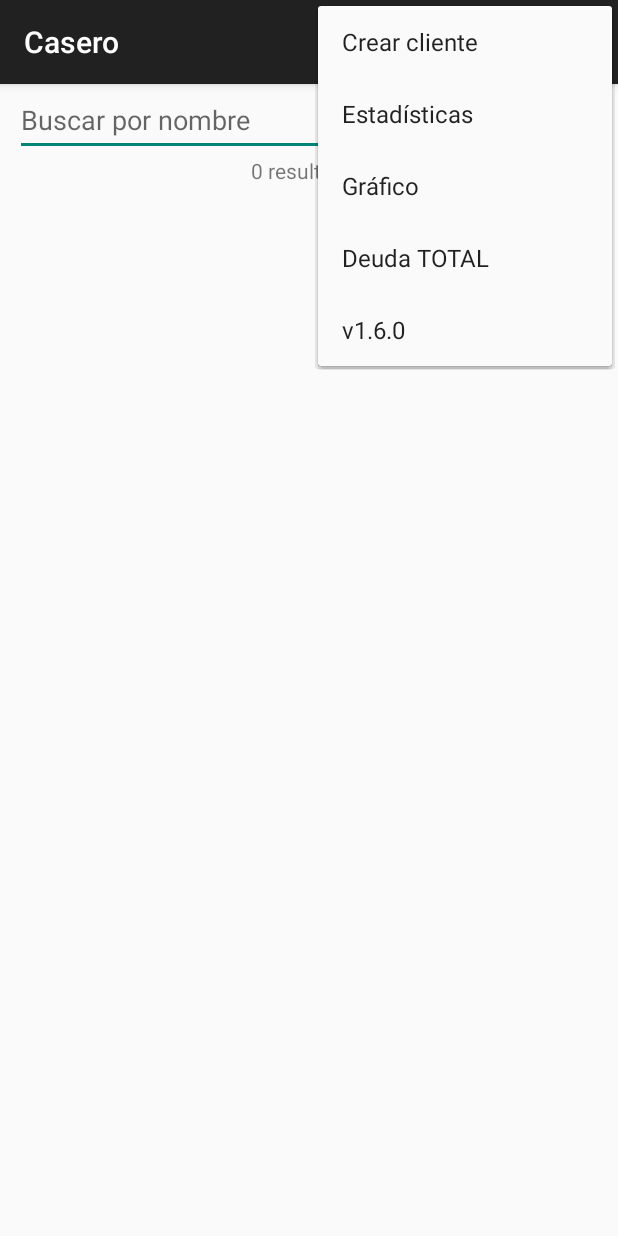
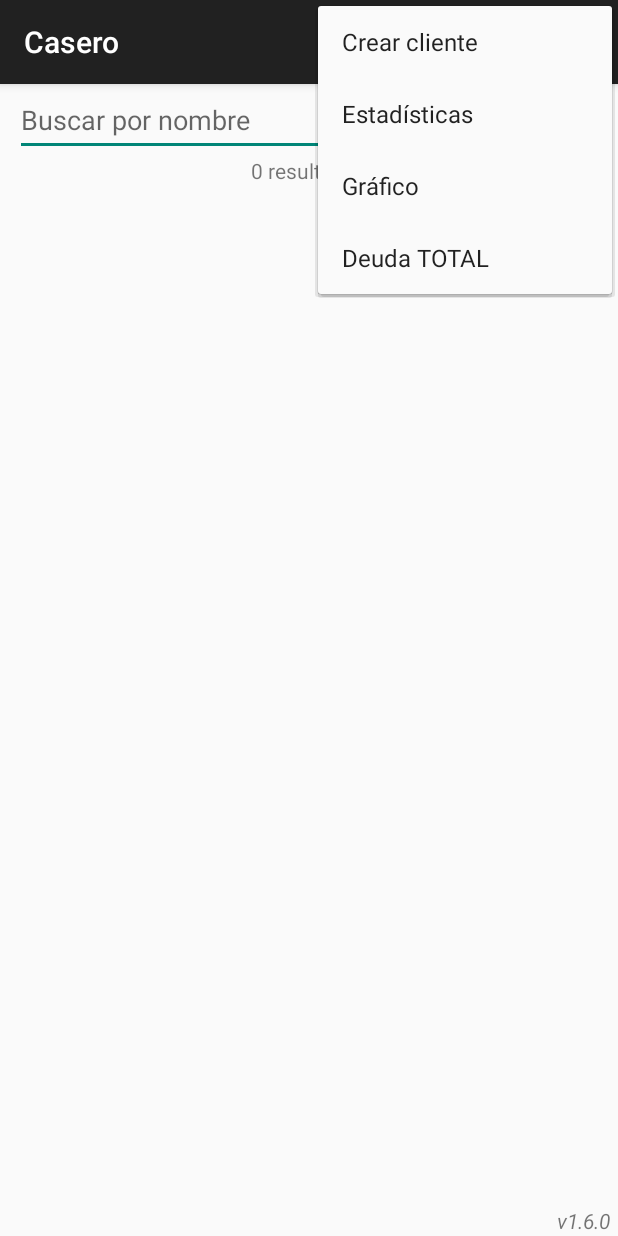
Before and after one commit to pperezp/casero, an Android app: the screen it shows after launch (MainActivity), with the options menu open, on a phone screen of 412 x 824 dp. Run offline under Robolectric (Android 15) with nearby library versions, the phone set to English and light mode, and no system bars.

Commit message:
feature: add version in bottom of customer list view

```diff
--- a/app/src/main/java/cl/casero/MainActivity.java
+++ b/app/src/main/java/cl/casero/MainActivity.java
@@ -13,10 +13,8 @@ import android.text.InputType;
 import android.text.TextWatcher;
 import android.view.Menu;
 import android.view.MenuItem;
-import android.view.View;
 import android.widget.EditText;
 import android.widget.ListView;
-import android.widget.PopupMenu;
 import android.widget.TextView;
 import android.widget.Toast;
 
@@ -42,6 +40,7 @@ public class MainActivity extends ActionBarActivity {
     private EditText searchNameEditText;
     private ListView customersListView;
     private TextView resultTextView;
+    private TextView versionTextView;
 
     private static MainActivity instance;
 
@@ -74,6 +73,8 @@ public class MainActivity extends ActionBarActivity {
         paymentDateListener = new PaymentDateListener();
         returnProductDateListener = new ReturnProductDateListener();
         debtForgivenessDateListener = new DebtForgivenessDateListener();
+
+        versionTextView.setText("v" + BuildConfig.VERSION_NAME);
     }
 
     private void loadOnClickCustomerList() {
@@ -544,16 +545,13 @@ public class MainActivity extends ActionBarActivity {
         searchNameEditText.setInputType(InputType.TYPE_CLASS_TEXT | InputType.TYPE_TEXT_FLAG_CAP_WORDS);
         customersListView = (ListView) findViewById(R.id.customersListView);
         resultTextView = (TextView) findViewById(R.id.resultTextView);
+        versionTextView = (TextView) findViewById(R.id.versionTextView);
     }
 
     @Override
     public boolean onCreateOptionsMenu(Menu menu) {
         // Inflate the menu; this adds items to the action bar if it is present.
         getMenuInflater().inflate(R.menu.menu_main, menu);
-
-        MenuItem menuItem = menu.findItem(R.id.version_action);
-        menuItem.setTitle("v" + BuildConfig.VERSION_NAME);
-
         return true;
     }
 
--- a/app/src/main/res/layout/activity_main.xml
+++ b/app/src/main/res/layout/activity_main.xml
@@ -11,11 +11,11 @@
         android:id="@+id/searchNameEditText"
         android:layout_width="0dp"
         android:layout_height="wrap_content"
+        android:layout_marginLeft="10dp"
+        android:layout_marginRight="10dp"
         android:hint="Buscar por nombre"
         android:inputType="textPersonName"
         android:minHeight="48dp"
-        android:layout_marginLeft="10dp"
-        android:layout_marginRight="10dp"
         app:layout_constraintEnd_toEndOf="parent"
         app:layout_constraintStart_toStartOf="parent"
         app:layout_constraintTop_toTopOf="parent" />
@@ -24,12 +24,13 @@
         android:id="@+id/customersListView"
         android:layout_width="0dp"
         android:layout_height="0dp"
+        android:layout_marginBottom="20sp"
         app:layout_constraintBottom_toBottomOf="parent"
         app:layout_constraintEnd_toEndOf="parent"
         app:layout_constraintHorizontal_bias="0.52"
         app:layout_constraintStart_toStartOf="parent"
         app:layout_constraintTop_toBottomOf="@+id/resultTextView"
-        app:layout_constraintVertical_bias="0.01999998" />
+        app:layout_constraintVertical_bias="0.01999998"></ListView>
 
     <TextView
         android:id="@+id/resultTextView"
@@ -40,4 +41,15 @@
         app:layout_constraintStart_toStartOf="parent"
         app:layout_constraintTop_toBottomOf="@+id/searchNameEditText" />
 
+    <TextView
+        android:id="@+id/versionTextView"
+        android:layout_width="0dp"
+        android:layout_height="wrap_content"
+        android:paddingRight="5sp"
+        android:text="vx.x.x"
+        android:textAlignment="textEnd"
+        android:textStyle="italic"
+        app:layout_constraintEnd_toEndOf="parent"
+        app:layout_constraintStart_toStartOf="parent"
+        app:layout_constraintTop_toBottomOf="@+id/customersListView" />
 </android.support.constraint.ConstraintLayout>
--- a/app/src/main/res/menu/menu_main.xml
+++ b/app/src/main/res/menu/menu_main.xml
@@ -25,10 +25,4 @@
         android:orderInCategory="4"
         android:title="Deuda TOTAL"
         app:showAsAction="never" />
-
-    <item
-        android:id="@+id/version_action"
-        android:orderInCategory="5"
-        android:title="v"
-        app:showAsAction="never" />
 </menu>
```
